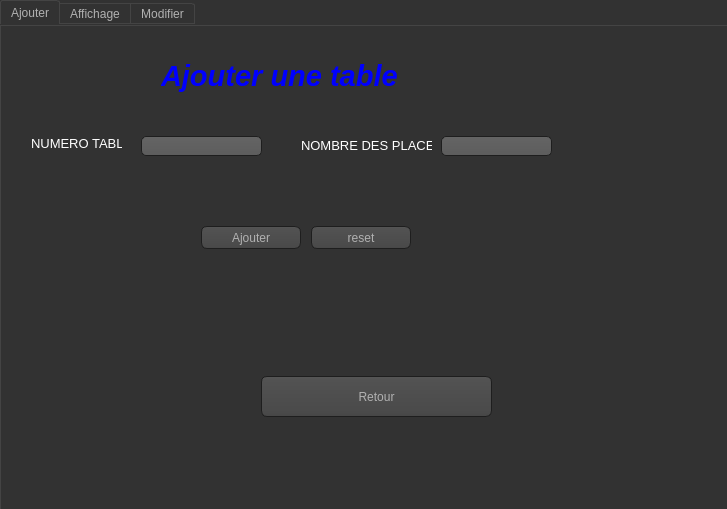
This is gestion_table.ui in soumaya-nheri/Smart-Restaurant-2A27 as Qt 5 draws it before an edit. The edited form follows.
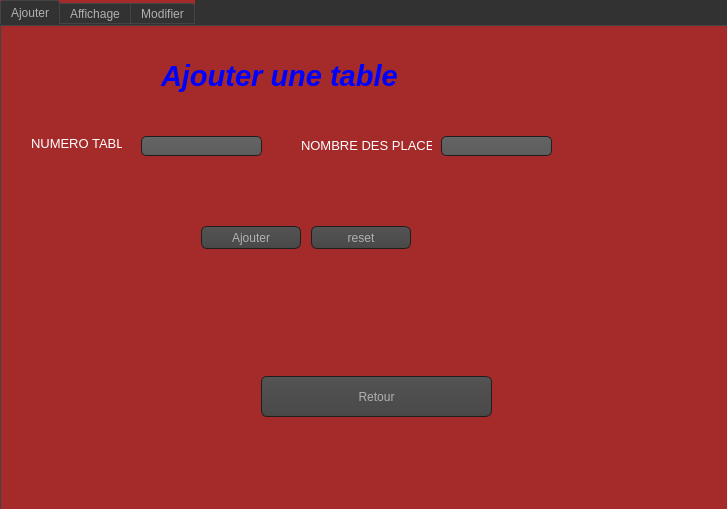
This is the edited form. The open tabs and pages were chosen to show the change. Icons and pictures are not drawn.

```diff
--- a/gestion_table.ui
+++ b/gestion_table.ui
@@ -484,7 +484,465 @@
     </rect>
    </property>
    <property name="styleSheet">
-    <string notr="true"/>
+    <string notr="true">QToolTip
+{
+     border: 1px solid black;
+     background-color: #ffa02f;
+     padding: 1px;
+     border-radius: 3px;
+     opacity: 100;
+}
+
+QWidget
+{
+    color: #b1b1b1;
+    background-color: brown;
+}
+
+QWidget:item:hover
+{
+    background-color: QLinearGradient( x1: 0, y1: 0, x2: 0, y2: 1, stop: 0 #ffa02f, stop: 1 #ca0619);
+    color: #000000;
+}
+
+QWidget:item:selected
+{
+    background-color: QLinearGradient( x1: 0, y1: 0, x2: 0, y2: 1, stop: 0 #ffa02f, stop: 1 #d7801a);
+}
+
+QMenuBar::item
+{
+    background: transparent;
+}
+
+QMenuBar::item:selected
+{
+    background: transparent;
+    border: 1px solid #ffaa00;
+}
+
+QMenuBar::item:pressed
+{
+    background: #444;
+    border: 1px solid #000;
+    background-color: QLinearGradient(
+        x1:0, y1:0,
+        x2:0, y2:1,
+        stop:1 #212121,
+        stop:0.4 #343434/*,
+        stop:0.2 #343434,
+        stop:0.1 #ffaa00*/
+    );
+    margin-bottom:-1px;
+    padding-bottom:1px;
+}
+
+QMenu
+{
+    border: 1px solid #000;
+}
+
+QMenu::item
+{
+    padding: 2px 20px 2px 20px;
+}
+
+QMenu::item:selected
+{
+    color: #000000;
+}
+
+QWidget:disabled
+{
+    color: #404040;
+    background-color: #323232;
+}
+
+QAbstractItemView
+{
+    background-color: QLinearGradient( x1: 0, y1: 0, x2: 0, y2: 1, stop: 0 #4d4d4d, stop: 0.1 #646464, stop: 1 #5d5d5d);
+}
+
+QWidget:focus
+{
+    /*border: 2px solid QLinearGradient( x1: 0, y1: 0, x2: 0, y2: 1, stop: 0 #ffa02f, stop: 1 #d7801a);*/
+}
+
+QLineEdit
+{
+    background-color: QLinearGradient( x1: 0, y1: 0, x2: 0, y2: 1, stop: 0 #4d4d4d, stop: 0 #646464, stop: 1 #5d5d5d);
+    padding: 1px;
+    border-style: solid;
+    border: 1px solid #1e1e1e;
+    border-radius: 5;
+}
+
+QPushButton
+{
+    color: #b1b1b1;
+    background-color: QLinearGradient( x1: 0, y1: 0, x2: 0, y2: 1, stop: 0 #565656, stop: 0.1 #525252, stop: 0.5 #4e4e4e, stop: 0.9 #4a4a4a, stop: 1 #464646);
+    border-width: 1px;
+    border-color: #1e1e1e;
+    border-style: solid;
+    border-radius: 6;
+    padding: 3px;
+    font-size: 12px;
+    padding-left: 5px;
+    padding-right: 5px;
+}
+
+QPushButton:pressed
+{
+    background-color: QLinearGradient( x1: 0, y1: 0, x2: 0, y2: 1, stop: 0 #2d2d2d, stop: 0.1 #2b2b2b, stop: 0.5 #292929, stop: 0.9 #282828, stop: 1 #252525);
+}
+
+QComboBox
+{
+    selection-background-color: #ffaa00;
+    background-color: QLinearGradient( x1: 0, y1: 0, x2: 0, y2: 1, stop: 0 #565656, stop: 0.1 #525252, stop: 0.5 #4e4e4e, stop: 0.9 #4a4a4a, stop: 1 #464646);
+    border-style: solid;
+    border: 1px solid #1e1e1e;
+    border-radius: 5;
+}
+
+QComboBox:hover,QPushButton:hover
+{
+    border: 2px solid QLinearGradient( x1: 0, y1: 0, x2: 0, y2: 1, stop: 0 #ffa02f, stop: 1 #d7801a);
+}
+
+
+QComboBox:on
+{
+    padding-top: 3px;
+    padding-left: 4px;
+    background-color: QLinearGradient( x1: 0, y1: 0, x2: 0, y2: 1, stop: 0 #2d2d2d, stop: 0.1 #2b2b2b, stop: 0.5 #292929, stop: 0.9 #282828, stop: 1 #252525);
+    selection-background-color: #ffaa00;
+}
+
+QComboBox QAbstractItemView
+{
+    border: 2px solid darkgray;
+    selection-background-color: QLinearGradient( x1: 0, y1: 0, x2: 0, y2: 1, stop: 0 #ffa02f, stop: 1 #d7801a);
+}
+
+QComboBox::drop-down
+{
+     subcontrol-origin: padding;
+     subcontrol-position: top right;
+     width: 15px;
+
+     border-left-width: 0px;
+     border-left-color: darkgray;
+     border-left-style: solid; /* just a single line */
+     border-top-right-radius: 3px; /* same radius as the QComboBox */
+     border-bottom-right-radius: 3px;
+ }
+
+QComboBox::down-arrow
+{
+     image: url(:/down_arrow.png);
+}
+
+QGroupBox:focus
+{
+border: 2px solid QLinearGradient( x1: 0, y1: 0, x2: 0, y2: 1, stop: 0 #ffa02f, stop: 1 #d7801a);
+}
+
+QTextEdit:focus
+{
+    border: 2px solid QLinearGradient( x1: 0, y1: 0, x2: 0, y2: 1, stop: 0 #ffa02f, stop: 1 #d7801a);
+}
+
+QScrollBar:horizontal {
+     border: 1px solid #222222;
+     background: QLinearGradient( x1: 0, y1: 0, x2: 0, y2: 1, stop: 0.0 #121212, stop: 0.2 #282828, stop: 1 #484848);
+     height: 7px;
+     margin: 0px 16px 0 16px;
+}
+
+QScrollBar::handle:horizontal
+{
+      background: QLinearGradient( x1: 0, y1: 0, x2: 1, y2: 0, stop: 0 #ffa02f, stop: 0.5 #d7801a, stop: 1 #ffa02f);
+      min-height: 20px;
+      border-radius: 2px;
+}
+
+QScrollBar::add-line:horizontal {
+      border: 1px solid #1b1b19;
+      border-radius: 2px;
+      background: QLinearGradient( x1: 0, y1: 0, x2: 1, y2: 0, stop: 0 #ffa02f, stop: 1 #d7801a);
+      width: 14px;
+      subcontrol-position: right;
+      subcontrol-origin: margin;
+}
+
+QScrollBar::sub-line:horizontal {
+      border: 1px solid #1b1b19;
+      border-radius: 2px;
+      background: QLinearGradient( x1: 0, y1: 0, x2: 1, y2: 0, stop: 0 #ffa02f, stop: 1 #d7801a);
+      width: 14px;
+     subcontrol-position: left;
+     subcontrol-origin: margin;
+}
+
+QScrollBar::right-arrow:horizontal, QScrollBar::left-arrow:horizontal
+{
+      border: 1px solid black;
+      width: 1px;
+      height: 1px;
+      background: white;
+}
+
+QScrollBar::add-page:horizontal, QScrollBar::sub-page:horizontal
+{
+      background: none;
+}
+
+QScrollBar:vertical
+{
+      background: QLinearGradient( x1: 0, y1: 0, x2: 1, y2: 0, stop: 0.0 #121212, stop: 0.2 #282828, stop: 1 #484848);
+      width: 7px;
+      margin: 16px 0 16px 0;
+      border: 1px solid #222222;
+}
+
+QScrollBar::handle:vertical
+{
+      background: QLinearGradient( x1: 0, y1: 0, x2: 0, y2: 1, stop: 0 #ffa02f, stop: 0.5 #d7801a, stop: 1 #ffa02f);
+      min-height: 20px;
+      border-radius: 2px;
+}
+
+QScrollBar::add-line:vertical
+{
+      border: 1px solid #1b1b19;
+      border-radius: 2px;
+      background: QLinearGradient( x1: 0, y1: 0, x2: 0, y2: 1, stop: 0 #ffa02f, stop: 1 #d7801a);
+      height: 14px;
+      subcontrol-position: bottom;
+      subcontrol-origin: margin;
+}
+
+QScrollBar::sub-line:vertical
+{
+      border: 1px solid #1b1b19;
+      border-radius: 2px;
+      background: QLinearGradient( x1: 0, y1: 0, x2: 0, y2: 1, stop: 0 #d7801a, stop: 1 #ffa02f);
+      height: 14px;
+      subcontrol-position: top;
+      subcontrol-origin: margin;
+}
+
+QScrollBar::up-arrow:vertical, QScrollBar::down-arrow:vertical
+{
+      border: 1px solid black;
+      width: 1px;
+      height: 1px;
+      background: white;
+}
+
+
+QScrollBar::add-page:vertical, QScrollBar::sub-page:vertical
+{
+      background: none;
+}
+
+QTextEdit
+{
+    background-color: #242424;
+}
+
+QPlainTextEdit
+{
+    background-color: #242424;
+}
+
+QHeaderView::section
+{
+    background-color: QLinearGradient(x1:0, y1:0, x2:0, y2:1, stop:0 #616161, stop: 0.5 #505050, stop: 0.6 #434343, stop:1 #656565);
+    color: white;
+    padding-left: 4px;
+    border: 1px solid #6c6c6c;
+}
+
+QCheckBox:disabled
+{
+color: #414141;
+}
+
+QDockWidget::title
+{
+    text-align: center;
+    spacing: 3px; /* spacing between items in the tool bar */
+    background-color: QLinearGradient(x1:0, y1:0, x2:0, y2:1, stop:0 #323232, stop: 0.5 #242424, stop:1 #323232);
+}
+
+QDockWidget::close-button, QDockWidget::float-button
+{
+    text-align: center;
+    spacing: 1px; /* spacing between items in the tool bar */
+    background-color: QLinearGradient(x1:0, y1:0, x2:0, y2:1, stop:0 #323232, stop: 0.5 #242424, stop:1 #323232);
+}
+
+QDockWidget::close-button:hover, QDockWidget::float-button:hover
+{
+    background: #242424;
+}
+
+QDockWidget::close-button:pressed, QDockWidget::float-button:pressed
+{
+    padding: 1px -1px -1px 1px;
+}
+
+QMainWindow::separator
+{
+    background-color: QLinearGradient(x1:0, y1:0, x2:0, y2:1, stop:0 #161616, stop: 0.5 #151515, stop: 0.6 #212121, stop:1 #343434);
+    color: white;
+    padding-left: 4px;
+    border: 1px solid #4c4c4c;
+    spacing: 3px; /* spacing between items in the tool bar */
+}
+
+QMainWindow::separator:hover
+{
+
+    background-color: QLinearGradient(x1:0, y1:0, x2:0, y2:1, stop:0 #d7801a, stop:0.5 #b56c17 stop:1 #ffa02f);
+    color: white;
+    padding-left: 4px;
+    border: 1px solid #6c6c6c;
+    spacing: 3px; /* spacing between items in the tool bar */
+}
+
+QToolBar::handle
+{
+     spacing: 3px; /* spacing between items in the tool bar */
+     background: url(:/images/handle.png);
+}
+
+QMenu::separator
+{
+    height: 2px;
+    background-color: QLinearGradient(x1:0, y1:0, x2:0, y2:1, stop:0 #161616, stop: 0.5 #151515, stop: 0.6 #212121, stop:1 #343434);
+    color: white;
+    padding-left: 4px;
+    margin-left: 10px;
+    margin-right: 5px;
+}
+
+QProgressBar
+{
+    border: 2px solid grey;
+    border-radius: 5px;
+    text-align: center;
+}
+
+QProgressBar::chunk
+{
+    background-color: #d7801a;
+    width: 2.15px;
+    margin: 0.5px;
+}
+
+QTabBar::tab {
+    color: #b1b1b1;
+    border: 1px solid #444;
+    border-bottom-style: none;
+    background-color: #323232;
+    padding-left: 10px;
+    padding-right: 10px;
+    padding-top: 3px;
+    padding-bottom: 2px;
+    margin-right: -1px;
+}
+
+QTabWidget::pane {
+    border: 1px solid #444;
+    top: 1px;
+}
+
+QTabBar::tab:last
+{
+    margin-right: 0; /* the last selected tab has nothing to overlap with on the right */
+    border-top-right-radius: 3px;
+}
+
+QTabBar::tab:first:!selected
+{
+ margin-left: 0px; /* the last selected tab has nothing to overlap with on the right */
+
+
+    border-top-left-radius: 3px;
+}
+
+QTabBar::tab:!selected
+{
+    color: #b1b1b1;
+    border-bottom-style: solid;
+    margin-top: 3px;
+    background-color: QLinearGradient(x1:0, y1:0, x2:0, y2:1, stop:1 #212121, stop:.4 #343434);
+}
+
+QTabBar::tab:selected
+{
+    border-top-left-radius: 3px;
+    border-top-right-radius: 3px;
+    margin-bottom: 0px;
+}
+
+QTabBar::tab:!selected:hover
+{
+    /*border-top: 2px solid #ffaa00;
+    padding-bottom: 3px;*/
+    border-top-left-radius: 3px;
+    border-top-right-radius: 3px;
+    background-color: QLinearGradient(x1:0, y1:0, x2:0, y2:1, stop:1 #212121, stop:0.4 #343434, stop:0.2 #343434, stop:0.1 #ffaa00);
+}
+
+QRadioButton::indicator:checked, QRadioButton::indicator:unchecked{
+    color: #b1b1b1;
+    background-color: #323232;
+    border: 1px solid #b1b1b1;
+    border-radius: 6px;
+}
+
+QRadioButton::indicator:checked
+{
+    background-color: qradialgradient(
+        cx: 0.5, cy: 0.5,
+        fx: 0.5, fy: 0.5,
+        radius: 1.0,
+        stop: 0.25 #ffaa00,
+        stop: 0.3 #323232
+    );
+}
+
+QCheckBox::indicator{
+    color: #b1b1b1;
+    background-color: #323232;
+    border: 1px solid #b1b1b1;
+    width: 9px;
+    height: 9px;
+}
+
+QRadioButton::indicator
+{
+    border-radius: 6px;
+}
+
+QRadioButton::indicator:hover, QCheckBox::indicator:hover
+{
+    border: 1px solid #ffaa00;
+}
+
+QCheckBox::indicator:checked
+{
+    image:url(:/images/checkbox.png);
+}
+
+QCheckBox::indicator:disabled, QRadioButton::indicator:disabled
+{
+    border: 1px solid #444;
+}</string>
    </property>
    <property name="currentIndex">
     <number>2</number>
```
Left out of the diff: 2 changed lines with no effect on the pictures.
